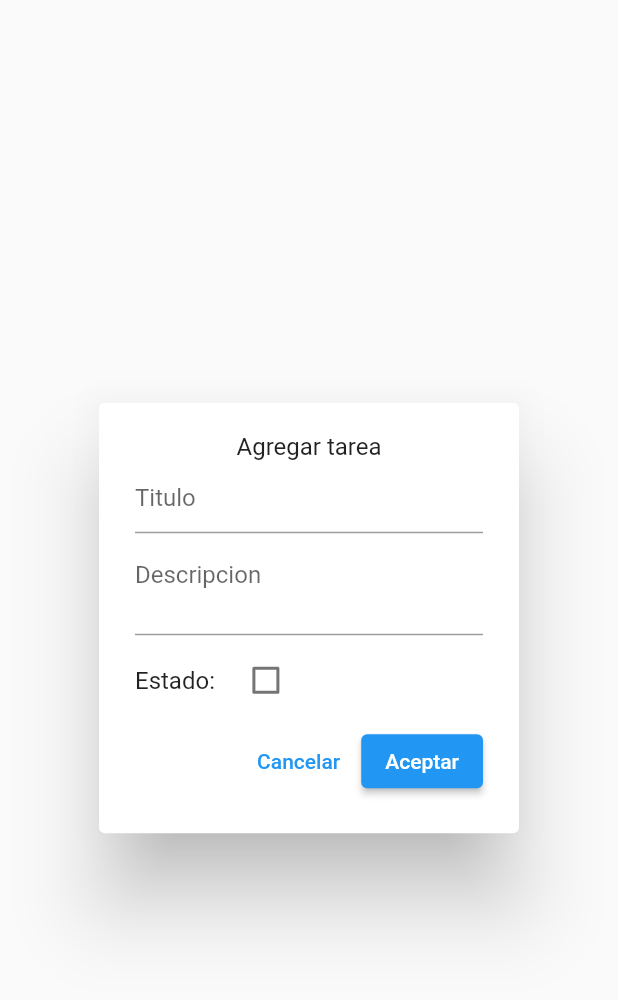
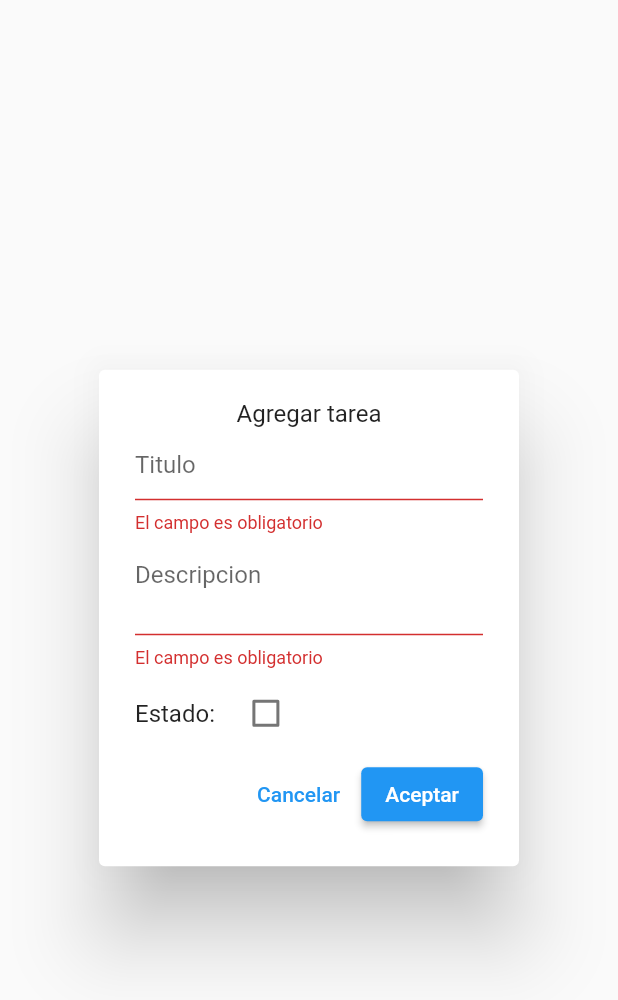
Before and after one commit to kasdeya78/semana9, a Flutter app: the MyFormWidget widget shown alone on an empty page, opened directly, after a tap on "Aceptar", on a phone screen of 412 x 824 dp. Shown: the top 1000 px of the screen. Run offline on Flutter 3.47's test engine with Material 2 defaults, Android fonts, the phone set to English and light mode, and no system bars; our stand-ins replace sqflite; accounts and stored records are empty.

Commit message:
Version 1.10 - video 10

```diff
--- a/lib/pages/home_page.dart
+++ b/lib/pages/home_page.dart
@@ -19,7 +19,10 @@ class _HomePageState extends State<HomePage> {
       builder: (BuildContext context) {
         return MyFormWidget();
       },
-    );
+    ).then((value) {
+      print("Formulario cerrado");
+      setState(() {});
+    });
   }
 
   @override
--- a/lib/widgets/my_form_widget.dart
+++ b/lib/widgets/my_form_widget.dart
@@ -14,37 +14,85 @@ class _MyFormWidgetState extends State<MyFormWidget> {
   final TextEditingController _titleController = TextEditingController();
   final TextEditingController _descriptionController = TextEditingController();
 
+  final _formKey = GlobalKey<FormState>();
+
   addTask() {
+    if (_formKey.currentState!.validate()) {
       TaskModel taskModel = TaskModel(
           title: _titleController.text,
           description: _descriptionController.text,
           status: isFinished.toString());
 
-    DBAdmin.db.insertTask(taskModel);
+      DBAdmin.db.insertTask(taskModel).then(
+        (value) {
+          if (value > 0) {
+            Navigator.pop(context);
+            ScaffoldMessenger.of(context).showSnackBar(
+              SnackBar(
+                backgroundColor: Colors.amberAccent,
+                shape: RoundedRectangleBorder(
+                  borderRadius: BorderRadius.circular(12.0),
+                ),
+                duration: Duration(
+                  milliseconds: 1400,
+                ),
+                behavior: SnackBarBehavior.floating,
+                content: Row(
+                  children: [
+                    Icon(
+                      Icons.check_circle,
+                      color: Colors.white,
+                    ),
+                    Text(
+                      "Tarea registrada con exito",
+                    ),
+                  ],
+                ),
+              ),
+            );
+          }
+          ;
+        },
+      );
+    }
   }
 
   @override
   Widget build(BuildContext context) {
     return AlertDialog(
-      content: Column(
+      content: Form(
+        key: _formKey,
+        child: Column(
           mainAxisSize: MainAxisSize.min,
           children: [
             Text("Agregar tarea"),
-          TextField(
+            TextFormField(
               controller: _titleController,
               decoration: InputDecoration(
                 hintText: "Titulo",
               ),
+              validator: (String? value) {
+                if (value!.isEmpty) {
+                  return "El campo es obligatorio";
+                }
+                return null;
+              },
             ),
             const SizedBox(
               height: 6.0,
             ),
-          TextField(
+            TextFormField(
               controller: _descriptionController,
               maxLines: 2,
               decoration: InputDecoration(
                 hintText: "Descripcion",
               ),
+              validator: (String? value) {
+                if (value!.isEmpty) {
+                  return "El campo es obligatorio";
+                }
+                return null;
+              },
             ),
             const SizedBox(
               height: 6.0,
@@ -96,6 +144,7 @@ class _MyFormWidgetState extends State<MyFormWidget> {
             )
           ],
         ),
+      ),
     );
   }
 }
```
Lines whose indentation alone changed are shown as unchanged.
